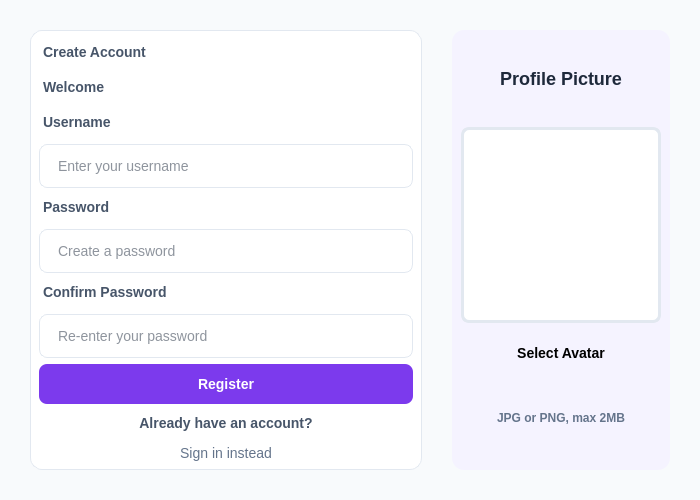
Qt form UI/Dialog/Dialog/RegisterDialog/RegisterDialog.ui (XQQYT/XqqytDesktop) before a commit.
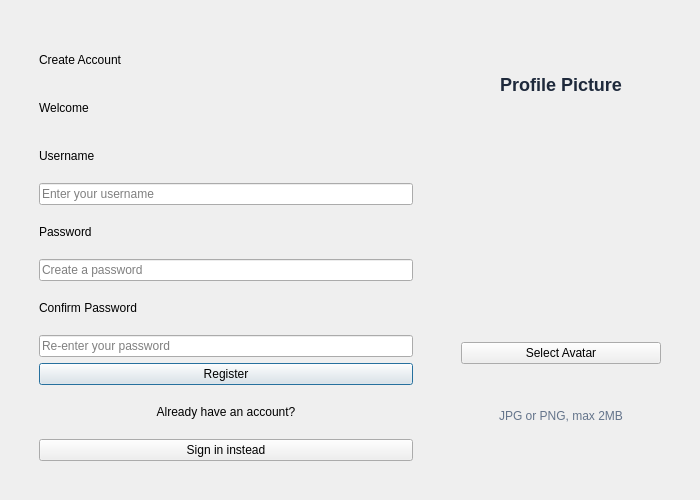
The same form after that commit. Icons and pictures are not drawn.

Commit message: add_switch_theme_in_dialog

The edit to the form file:
```diff
--- a/UI/Dialog/Dialog/RegisterDialog/RegisterDialog.ui
+++ b/UI/Dialog/Dialog/RegisterDialog/RegisterDialog.ui
@@ -22,140 +22,7 @@
   <property name="windowTitle">
    <string>Create Account</string>
   </property>
-  <property name="styleSheet">
-   <string notr="true">
-    /* Base styles */
-    QDialog {
-     background: #f8fafc;
-     font-family: 'Segoe UI', Arial, sans-serif;
-    }
-    
-    /* Text styles */
-    QLabel {
-     color: #475569;
-     font-size: 14px;
-     font-weight: 500;
-     margin-bottom: 4px;
-    }
-    
-    #headerLabel {
-     font-size: 28px;
-     font-weight: 700;
-     margin-bottom: 10px;
-     color: #1e293b;
-    }
-    
-    #subtitleLabel {
-     font-size: 14px;
-     color: #64748b;
-     margin-bottom: 30px;
-    }
-    
-    /* Input fields */
-    QLineEdit {
-     background: white;
-     border: 1px solid #e2e8f0;
-     border-radius: 8px;
-     padding: 12px 16px;
-     font-size: 14px;
-     color: #1e293b;
-     min-width: 250px;
-    }
-    
-    QLineEdit:focus {
-     border: 1px solid #7c3aed;
-     outline: none;
-    }
-    
-    QLineEdit[error=&quot;true&quot;] {
-     border: 1px solid #ef4444;
-    }
-    
-    /* Buttons */
-    QPushButton {
-     border: none;
-     border-radius: 8px;
-     padding: 12px 24px;
-     font-size: 14px;
-     font-weight: 600;
-    }
-    
-    #btn_register {
-     background: #7c3aed;
-     color: white;
-     min-width: 250px;
-    }
-    
-    #btn_register:hover {
-     background: #6d28d9;
-    }
-    
-    #btn_register:pressed {
-     background: #5b21b6;
-    }
-    
-    #btn_login {
-     background: transparent;
-     color: #64748b;
-     font-weight: normal;
-     text-decoration: none;
-     min-width: auto;
-     padding: 0;
-    }
-    
-    #btn_login:hover {
-     color: #7c3aed;
-     text-decoration: underline;
-    }
-    
-    #btn_selectAvatar {
-     background: white;
-     color: #7c3aed;
-     border: 1px solid #7c3aed;
-     margin-top: 10px;
-    }
-    
-    #btn_selectAvatar:hover {
-     background: #f5f3ff;
-    }
-    
-    /* Avatar preview */
-    #avatarPreview {
-     border: 3px solid #e2e8f0;
-     border-radius: 8px;
-     background: white;
-    }
-    
-    /* Error message */
-    #errorLabel {
-     color: #ef4444;
-     font-size: 13px;
-     margin-top: 4px;
-    }
-    
-    /* Horizontal divider */
-    #divider {
-     background: #e2e8f0;
-     min-height: 1px;
-     max-height: 1px;
-    }
-    
-    /* Form container */
-    #formContainer {
-     background: white;
-     border-radius: 12px;
-     padding: 30px;
-     border: 1px solid #e2e8f0;
-    }
-    
-    /* Right panel */
-    #rightPanel {
-     background: #f5f3ff;
-     border-radius: 12px;
-     padding: 30px;
-    }
-   </string>
-  </property>
+  
   <layout class="QHBoxLayout" name="horizontalLayout">
    <property name="spacing">
     <number>30</number>
```
The commit also changes 22 other files.
